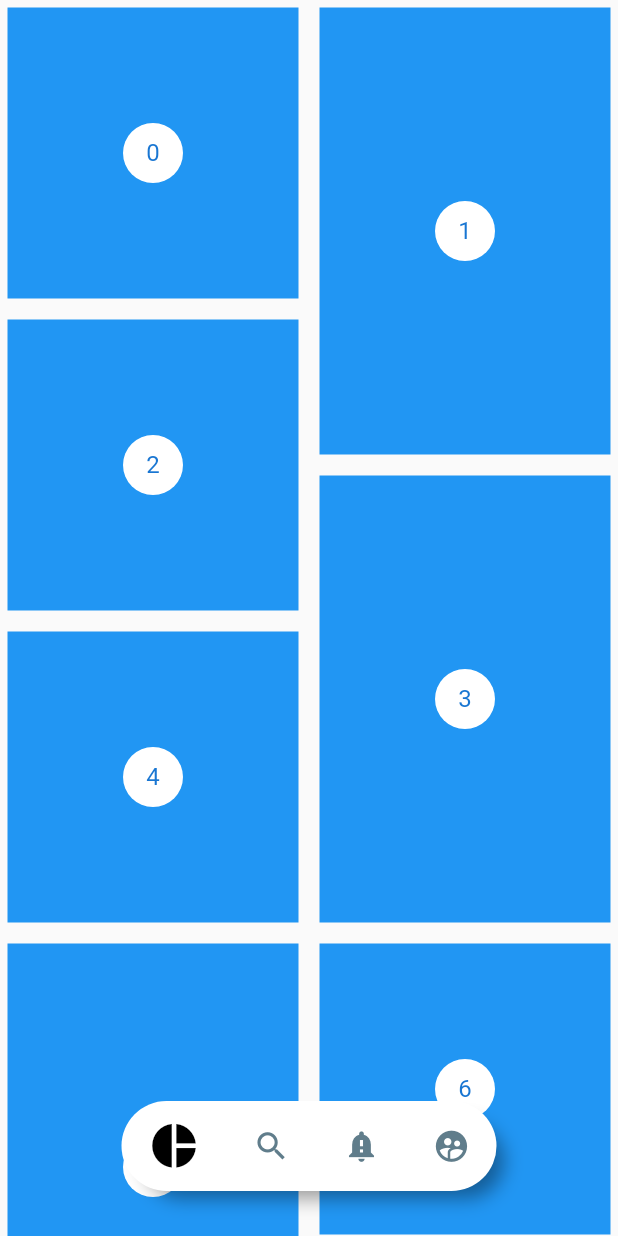
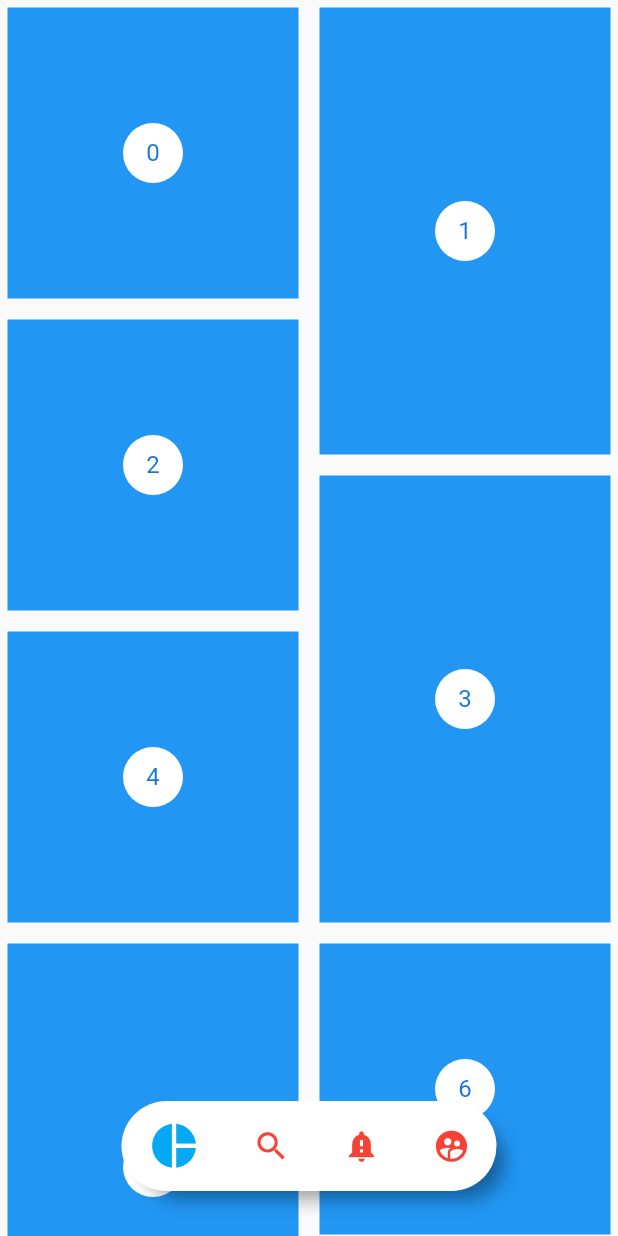
Before and after one commit to Rguarnizo/Flutter_Learning, a Flutter app: the screen it shows after launch, on a phone screen of 412 x 824 dp. Run offline on Flutter 3.47's test engine with Material 2 defaults, Android fonts, the phone set to English and light mode, and no system bars; our stand-ins replace flutter_map, flutter_svg, flutter_swiper, image_picker, latlong, pie_chart and 5 more; missing offline and left inert: mime_type, qrscan; accounts and stored records are empty.

Commit message:
Personalizatión PinterestMenu

```diff
--- a/Desing Flutter/headers/lib/src/pages/pinterest_page.dart
+++ b/Desing Flutter/headers/lib/src/pages/pinterest_page.dart
@@ -37,7 +37,7 @@ class _PinterestMenuLocation extends StatelessWidget {
         width: width,
           child: Align(
           alignment: Alignment.center,
-          child: PinterestMenu(mostrar: mostrar,),
+          child: PinterestMenu(mostrar: mostrar,activeColor: Colors.lightBlue,inactiveColor: Colors.red,),
           ),
       )
       );
@@ -64,7 +64,7 @@ class _PinterestGridState extends State<PinterestGrid> {
     super.initState();
     scrolLCtrl.addListener(() {
 
-      if(scrolLCtrl.offset > scrollAnterior){
+      if(scrolLCtrl.offset > scrollAnterior && scrolLCtrl.offset > 150){
         Provider.of<_MenuModel>(context,listen: false).mostrar = false;
       //TODO: Ocultar menú,
       }else{
@@ -83,6 +83,7 @@ class _PinterestGridState extends State<PinterestGrid> {
     return StaggeredGridView.countBuilder(
       controller: scrolLCtrl,
       crossAxisCount: 4,
+      physics: BouncingScrollPhysics(),
       itemCount: items.length,
       itemBuilder: (BuildContext context, int index) => _PinterestItem(index:index),
   staggeredTileBuilder: (int index) =>
--- a/Desing Flutter/headers/lib/src/widgets/pinterest_menu.dart
+++ b/Desing Flutter/headers/lib/src/widgets/pinterest_menu.dart
@@ -34,23 +34,45 @@ class PinterestMenu extends StatelessWidget {
 
   final bool mostrar;
 
-  PinterestMenu({Key key, this.mostrar = true}) : super(key: key);
+  final Color backGroundColor;
+  final Color activeColor;
+  final Color inactiveColor;
+
+  PinterestMenu({
+    Key key,
+    this.mostrar,
+    this.backGroundColor = Colors.white,
+    this.activeColor = Colors.black,
+    this.inactiveColor = Colors.blueGrey,
+  }) : super(key: key);
 
   @override
   Widget build(BuildContext context) {
     return ChangeNotifierProvider(
         create: (BuildContext context) => new _MenuModel(),
-        child: AnimatedOpacity(
-              opacity: mostrar? 1:0,
-              duration: Duration(milliseconds: 200),
-              child: _PinterestMenuBackground(
-          child: _MenuItems(menuItems: items)),
+        child: Builder(
+          builder: (context) {
+
+            final prov = Provider.of<_MenuModel>(context);
+            prov.backGroundColor = backGroundColor;
+            prov.activeColor = activeColor;
+            prov.inactiveColor = inactiveColor;
+            return AnimatedOpacity(
+                  opacity: mostrar? 1:0,
+                  duration: Duration(milliseconds: 200),
+                  child: _PinterestMenuBackground(
+              child: _MenuItems(menuItems: items)),
+            );
+          }
         ));
   }
 }
 
 class _MenuModel with ChangeNotifier {
   int _itemSeleccionado = 0;
+   Color backGroundColor;
+   Color activeColor;
+   Color inactiveColor;
 
   int get itemSeleccionado => this._itemSeleccionado;
 
@@ -58,6 +80,7 @@ class _MenuModel with ChangeNotifier {
     this._itemSeleccionado = index;
     notifyListeners();
   }
+
 }
 
 class _PinterestMenuBackground extends StatelessWidget {
@@ -69,12 +92,13 @@ class _PinterestMenuBackground extends StatelessWidget {
 
   @override
   Widget build(BuildContext context) {
+    final prov = Provider.of<_MenuModel>(context);
     return Container(
       child: this.child,
       width: 250,
       height: 60,
       decoration: BoxDecoration(
-          color: Colors.white,
+          color: prov.backGroundColor,
           borderRadius: BorderRadius.circular(100),
           boxShadow: [
             BoxShadow(
@@ -113,6 +137,7 @@ class _PinterestMenuButton extends StatelessWidget {
   @override
   Widget build(BuildContext context) {
     final itemSeleccionado = Provider.of<_MenuModel>(context)._itemSeleccionado;
+    final prov = Provider.of<_MenuModel>(context);
 
     return GestureDetector(
       onTap: () {
@@ -125,7 +150,7 @@ class _PinterestMenuButton extends StatelessWidget {
         child: Icon(
           item.icons,
           size: (itemSeleccionado == index) ? 35 : 25,
-          color: (itemSeleccionado == index) ? Colors.black : Colors.blueGrey,
+          color: (itemSeleccionado == index) ? prov.activeColor : prov.inactiveColor,
         ),
       ),
     );
```
